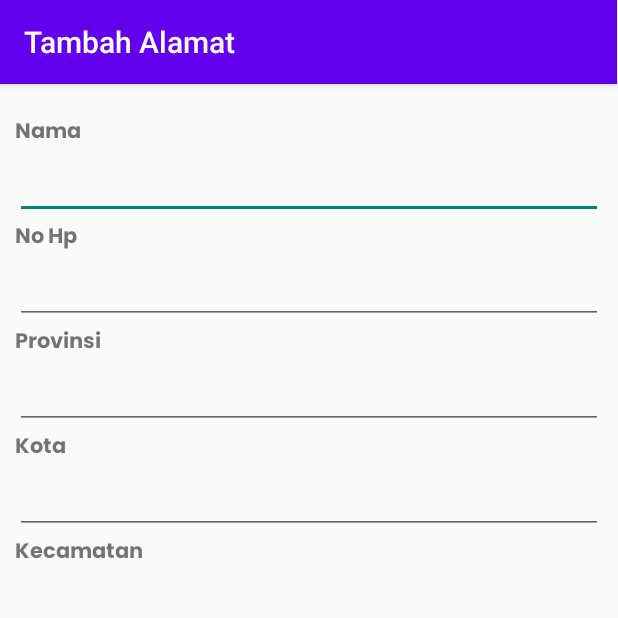
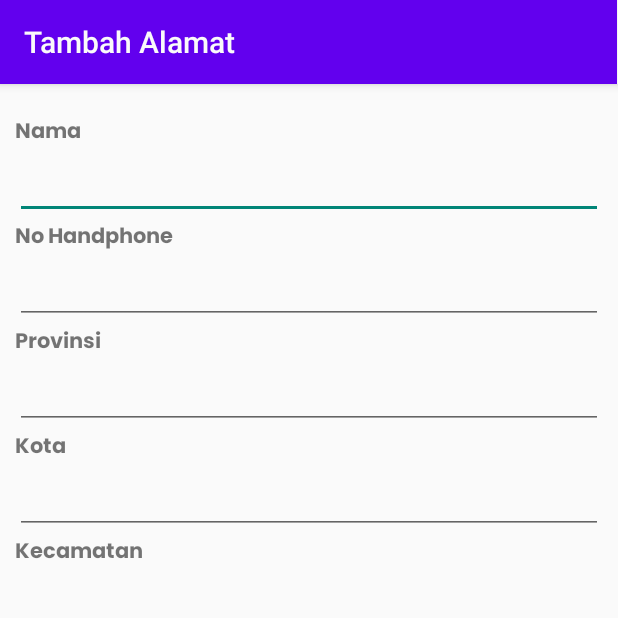
Before and after one commit to StevenManurung/final-project, an Android app: the AddActivity screen opened directly, with no data from a screen before it, on a phone screen of 412 x 824 dp, the top half of it. Run offline under Robolectric (Android 15) with nearby library versions, the phone set to English and light mode, and no system bars.

Commit message:
mengupdate add layout screen

```diff
--- a/kotlin-client/app/src/main/res/layout/activity_add.xml
+++ b/kotlin-client/app/src/main/res/layout/activity_add.xml
@@ -41,7 +41,7 @@
         android:layout_width="match_parent"
         android:layout_height="wrap_content"
         android:fontFamily="@font/poppinsbold"
-        android:text="No Hp"
+        android:text="No Handphone"
         android:layout_marginStart="10dp"
         android:layout_marginEnd="10dp"/>
 
```
